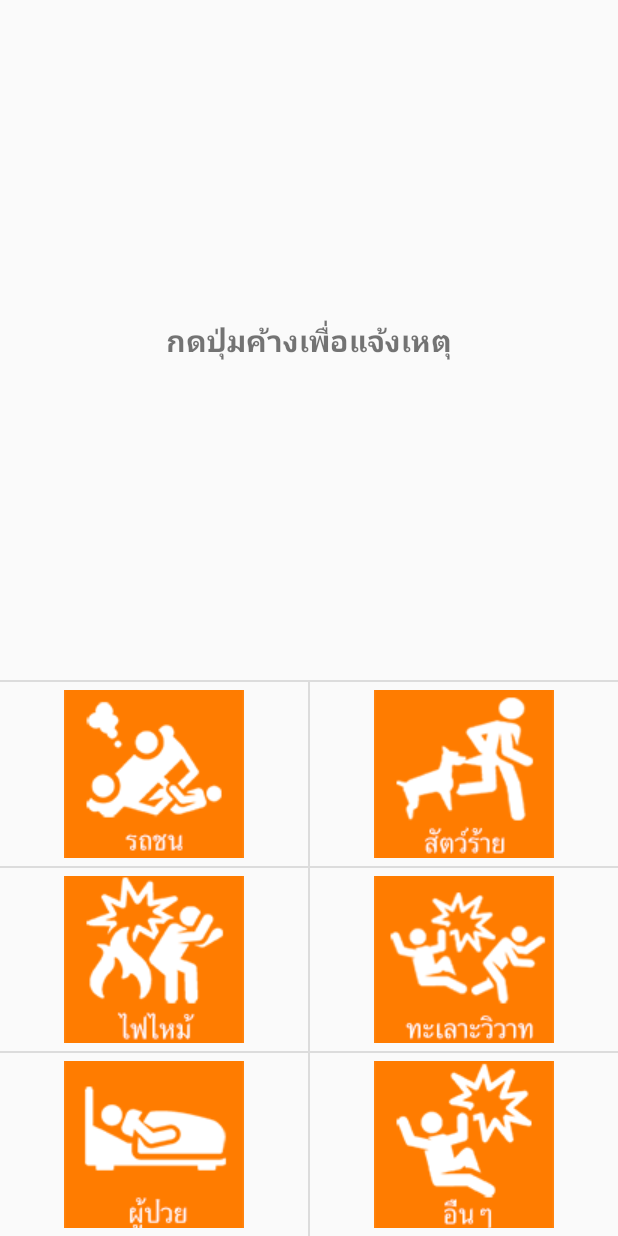
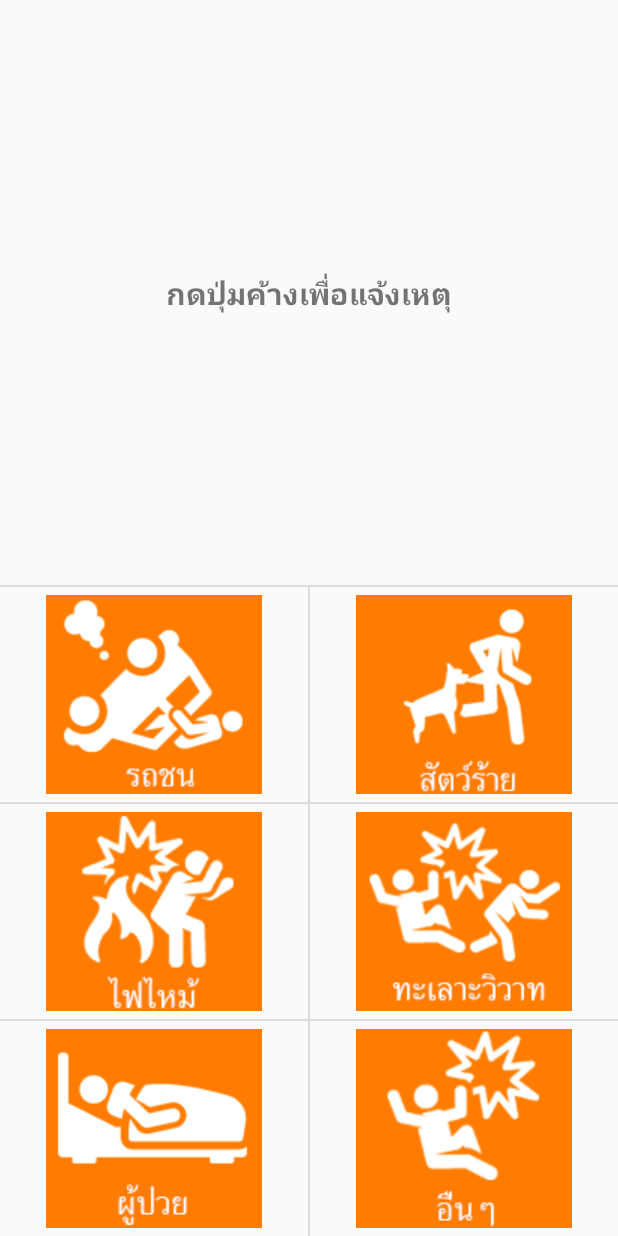
Before and after one commit to Nata8ify/Drivesafe-App-Driver, an Android app: the layout fragment_report.xml on its own in the app's theme, with its tools: preview values and no code run, on a phone screen of 412 x 824 dp. Run offline under Robolectric (Android 15) with nearby library versions, the phone set to English and light mode, and no system bars.

Commit message:
rebuild report button 3
แจ่มสุดๆละ

```diff
--- a/app/src/main/res/layout/fragment_report.xml
+++ b/app/src/main/res/layout/fragment_report.xml
@@ -17,7 +17,7 @@
             android:id="@+id/textView"
             android:layout_width="match_parent"
             android:layout_height="match_parent"
-            android:layout_weight="15"
+            android:layout_weight="13"
             android:gravity="center"
             android:padding="5dp"
             android:text="@string/page_report_description"
```
Also changed, not shown: app/src/main/res/drawable/acctype_animal1.png, app/src/main/res/drawable/acctype_animal2.png, app/src/main/res/drawable/acctype_brawl1.png, app/src/main/res/drawable/acctype_brawl2.png, app/src/main/res/drawable/acctype_crash1.png, app/src/main/res/drawable/acctype_crash2.png, app/src/main/res/drawable/acctype_fire1.png, app/src/main/res/drawable/acctype_fire2.png, app/src/main/res/drawable/acctype_other1.png, app/src/main/res/drawable/acctype_other2.png, app/src/main/res/drawable/acctype_patient1.png, app/src/main/res/drawable/acctype_patient2.png.
